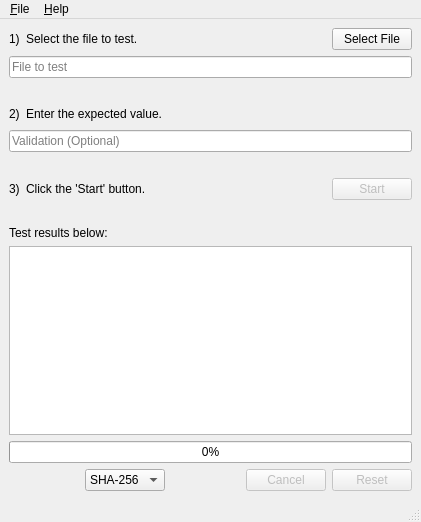
This is ez_gui.ui in SteveDaulton/EZ-Checksum as Qt 5 draws it before an edit. The edited form follows.
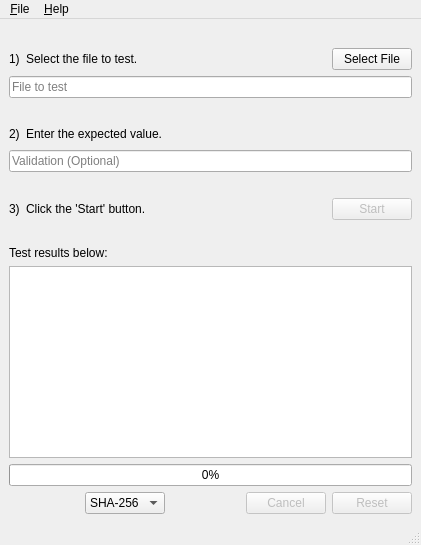
This is the edited form.

The edit to the form file:
```diff
--- a/ez_gui.ui
+++ b/ez_gui.ui
@@ -8,7 +8,7 @@
     <x>0</x>
     <y>0</y>
     <width>421</width>
-    <height>522</height>
+    <height>545</height>
    </rect>
   </property>
   <property name="windowTitle">
@@ -16,6 +16,22 @@
   </property>
   <widget class="QWidget" name="centralwidget">
    <layout class="QVBoxLayout" name="verticalLayout">
+    <item>
+     <spacer name="verticalSpacer_4">
+      <property name="orientation">
+       <enum>Qt::Vertical</enum>
+      </property>
+      <property name="sizeType">
+       <enum>QSizePolicy::Minimum</enum>
+      </property>
+      <property name="sizeHint" stdset="0">
+       <size>
+        <width>400</width>
+        <height>20</height>
+       </size>
+      </property>
+     </spacer>
+    </item>
     <item>
      <layout class="QVBoxLayout" name="verticalLayout_1">
       <item>
```
